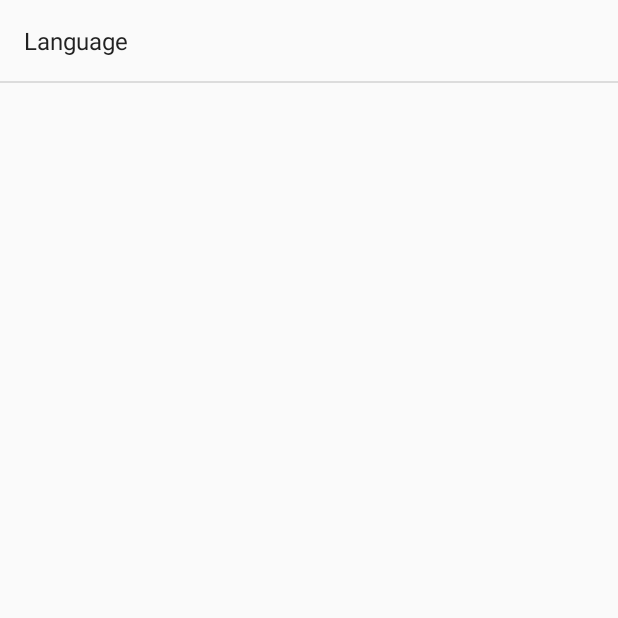
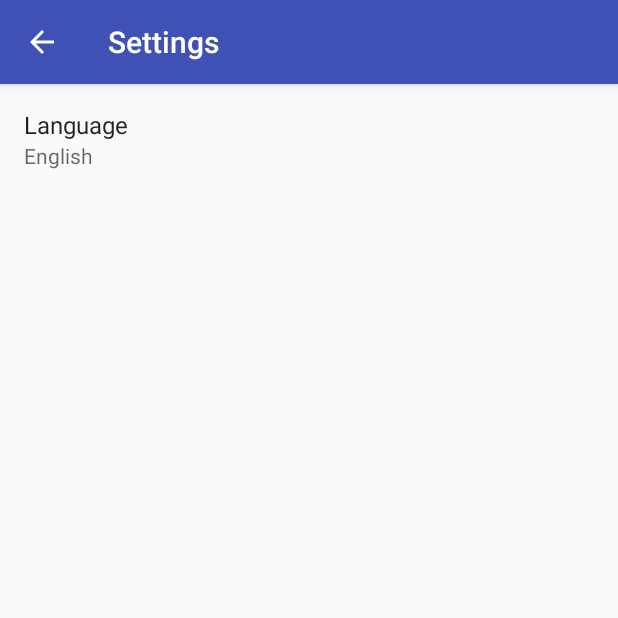
Before and after one commit to JeremShy/ft_hangouts, an Android app: the PreferencesActivity screen opened directly, with no data from a screen before it, on a phone screen of 412 x 824 dp, the top half of it. Run offline under Robolectric (Android 15) with nearby library versions, the phone set to English and light mode, and no system bars.

Commit message:
toolbar preferences

```diff
--- a/app/src/main/AndroidManifest.xml
+++ b/app/src/main/AndroidManifest.xml
@@ -18,7 +18,8 @@
 
         </activity>
         <activity
-            android:name=".PreferencesActivity">
+            android:name=".PreferencesActivity"
+            android:label="@string/settings">
         </activity>
         <activity
             android:name=".AddContactActivity"
--- a/app/src/main/java/fr/h3lp/jcamhi/ft_hangouts/PreferencesActivity.java
+++ b/app/src/main/java/fr/h3lp/jcamhi/ft_hangouts/PreferencesActivity.java
@@ -1,5 +1,6 @@
 package fr.h3lp.jcamhi.ft_hangouts;
 
+import android.app.ActionBar;
 import android.app.Activity;
 import android.content.Context;
 import android.content.Intent;
@@ -8,17 +9,22 @@ import android.content.SharedPreferences.OnSharedPreferenceChangeListener;
 import android.content.res.Configuration;
 import android.content.res.Resources;
 import android.os.Bundle;
+import android.preference.ListPreference;
+import android.preference.Preference;
 import android.preference.PreferenceFragment;
 import android.preference.PreferenceManager;
+import android.support.v4.app.NavUtils;
+import android.support.v7.app.AppCompatActivity;
 import android.util.DisplayMetrics;
 import android.util.Log;
+import android.view.MenuItem;
 import android.widget.Toast;
 
 import java.util.Locale;
 
 import static fr.h3lp.jcamhi.ft_hangouts.R.string.settings;
 
-public class PreferencesActivity extends Activity {
+public class PreferencesActivity extends AppCompatActivity {
 
     public static PreferencesActivity pref;
     public static Resources res;
@@ -26,9 +32,27 @@ public class PreferencesActivity extends Activity {
 
     protected void  onCreate(Bundle savedInstanceState) {
         super.onCreate(savedInstanceState);
+        setContentView(R.layout.pref_with_toolbar);
+
         pref = this;
         res = getApplicationContext().getResources();
-        getFragmentManager().beginTransaction().replace(android.R.id.content, new SettingsFragment()).commit();
+        android.support.v7.widget.Toolbar toolbar = (android.support.v7.widget.Toolbar) findViewById(R.id.toolbar_pref);
+        setSupportActionBar(toolbar);
+        getSupportActionBar().setDisplayShowHomeEnabled(true);
+        getSupportActionBar().setDisplayHomeAsUpEnabled(true);
+        getSupportActionBar().setTitle(getString(R.string.settings));
+
+        getFragmentManager().beginTransaction().replace(R.id.content_frame_pref, new SettingsFragment()).commit();
+    }
+
+    public boolean onOptionsItemSelected(MenuItem item) {
+        switch (item.getItemId()) {
+            case android.R.id.home:
+                this.finish();
+                return true;
+            default:
+                return super.onOptionsItemSelected(item);
+        }
     }
 
     public static class SettingsFragment extends PreferenceFragment  implements OnSharedPreferenceChangeListener {
@@ -38,6 +62,9 @@ public class PreferencesActivity extends Activity {
 
             // Load the preferences from an XML resource
             addPreferencesFromResource(R.xml.preferences);
+            Preference languagePref = findPreference("pref_language");
+            ListPreference lp = (ListPreference) findPreference("pref_language");
+            languagePref.setSummary(lp.getEntry());
         }
         public void onSharedPreferenceChanged(SharedPreferences sharedPreferences, String s) {
             SharedPreferences sharedPref = PreferenceManager.getDefaultSharedPreferences(getActivity());
@@ -49,6 +76,10 @@ public class PreferencesActivity extends Activity {
             conf.locale = loc;
             getResources().updateConfiguration(conf, getResources().getDisplayMetrics());
             pref.recreate();
+
+            Preference languagePref = findPreference("pref_language");
+            ListPreference lp = (ListPreference) findPreference("pref_language");
+            languagePref.setSummary(lp.getEntry());
         }
         @Override
         public void onResume(){
--- /dev/null
+++ b/app/src/main/res/layout/pref_with_toolbar.xml
@@ -0,0 +1,18 @@
+<?xml version="1.0" encoding="utf-8"?>
+<LinearLayout
+    xmlns:android="http://schemas.android.com/apk/res/android"
+    xmlns:app="http://schemas.android.com/apk/res-auto"
+    android:orientation="vertical"
+    android:layout_width="match_parent"
+    android:layout_height="match_parent">
+
+    <include
+        android:id="@+id/toolbar_pref"
+        layout="@layout/toolbar" />
+
+    <FrameLayout
+        android:id="@+id/content_frame_pref"
+        android:layout_width="match_parent"
+        android:layout_height="wrap_content" />
+
+</LinearLayout>
```
